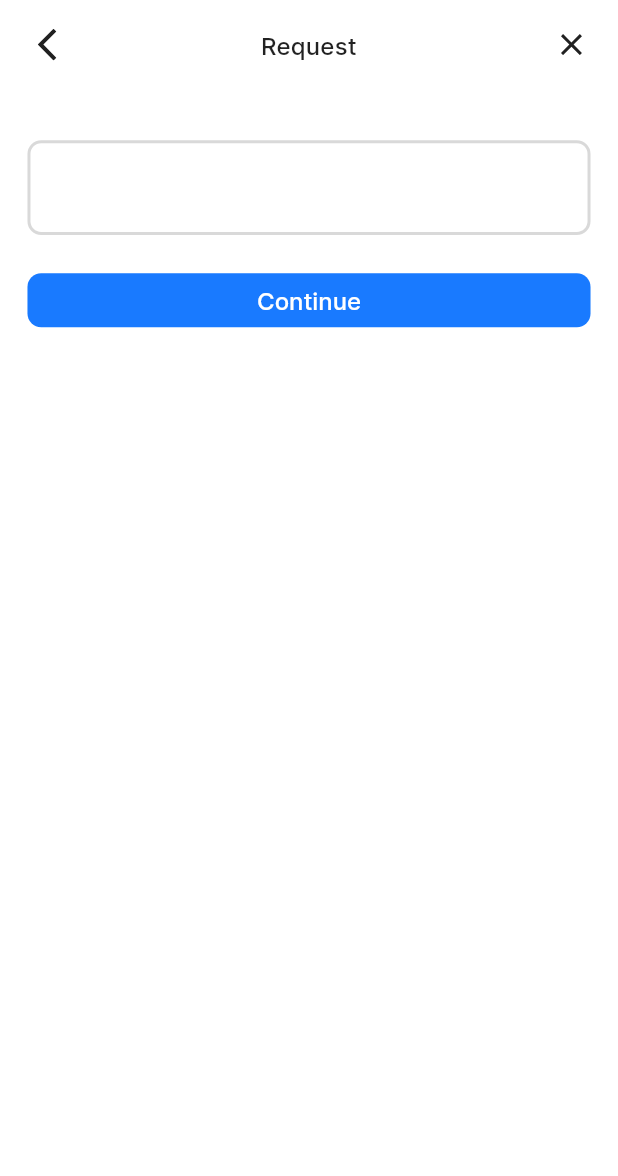
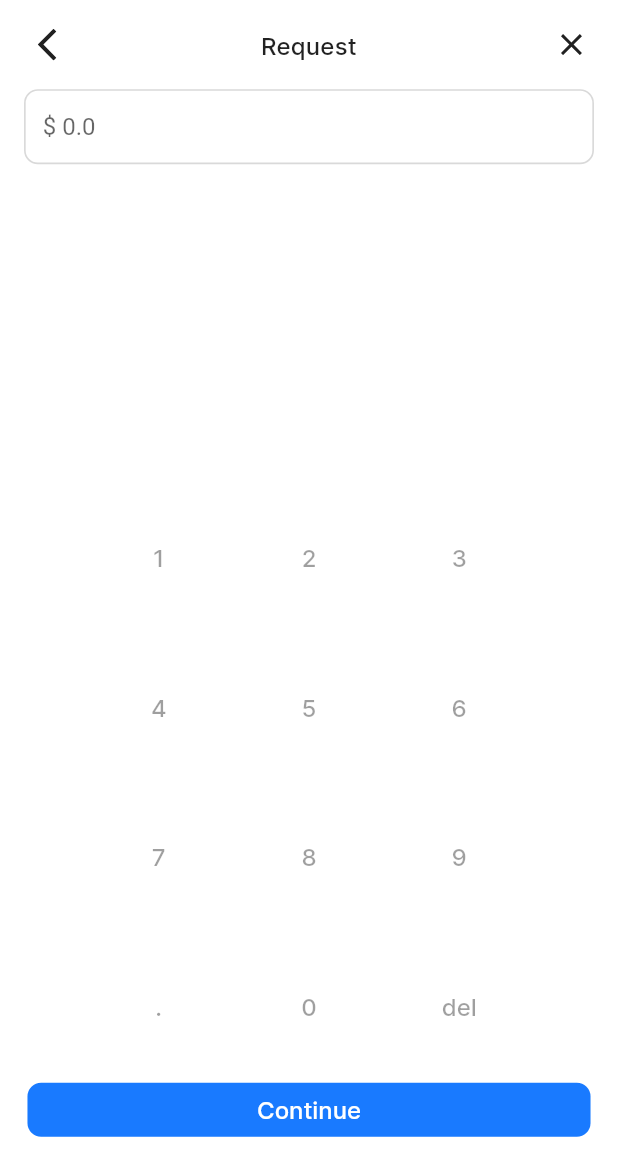
Before and after one commit to RorschachRev/fl_pera_axelar, a Flutter app: the SelectingUSDScreen screen opened by its route, on a phone screen of 412 x 824 dp. Shown: the top 1176 px of the screen. Run offline on Flutter 3.47's test engine with Material 2 defaults, Android fonts, the phone set to English and light mode, and no system bars; our stand-ins replace cached_network_image, connectivity_plus, flutter_svg, flutter_switch, get, pull_to_refresh and 2 more; missing offline and left inert: connectivity_plus_web, shared_preferences_web; accounts and stored records are empty.

Commit message:
add keyboard for request screen, fix navigation logic

```diff
--- a/lib/presentation/request_screen/selecting_usd_screen.dart
+++ b/lib/presentation/request_screen/selecting_usd_screen.dart
@@ -6,6 +6,7 @@ import 'package:flutter/material.dart';
 class SelectingUSDScreen extends StatelessWidget {
   final controller = Get.put(SelectingAnAmountCurrencyOneController());
   final formKey = GlobalKey<FormState>();
+  final textEditController = TextEditingController();
   @override
   Widget build(BuildContext context) {
     return SafeArea(
@@ -71,11 +72,15 @@ class SelectingUSDScreen extends StatelessWidget {
                                 key: formKey,
                                 child: Column(
                                   children: [
-                                    CustomTextFormField(
-                                      width: 328,
-                                      focusNode: FocusNode(),
-                                      margin: getMargin(left: 15, top: 32, right: 15),
-                                      textInputAction: TextInputAction.done,
+                                      Container(
+                                        margin: getMargin(right: 14, left: 14),
+                                        padding: getPadding(left: 10),
+                                        width: double.infinity,
+                                        height: 50,
+                                        child: Align(
+                                          alignment: Alignment.centerLeft,
+                                          child: TextFormField(
+                                            controller: textEditController,
                                             validator: (value) {
                                               if (value == null || value.isEmpty) {
                                                 return 'Please enter value';
@@ -83,17 +88,60 @@ class SelectingUSDScreen extends StatelessWidget {
                                               if (double.tryParse(value) == null) {
                                                 return 'Enter only numbers';
                                               }
-                                        controller.formValue.value = double.parse(value);
+                                              controller.formValue.value = double.parse(value).toString();
                                               return null;
                                             },
+                                            readOnly: true,
+                                            autofocus: true,
+                                            decoration: InputDecoration(
+                                              border: InputBorder.none,
+                                              hintText: "\$ 0.0"
+                                            ),
+                                          ),
+                                        ),
+                                        // child: TextField(
+                                        //   decoration: InputDecoration(
+                                        //     border: InputBorder.none,
+                                        //     hintText: '\$0',
+                                        //   ),
+                                        //   keyboardType: TextInputType.none,
+                                        // ),
+                                        decoration: BoxDecoration(
+                                          borderRadius: BorderRadius.circular(
+                                            getHorizontalSize(
+                                              8.00,
+                                            ),
+                                          ),
+                                          border: Border.all(
+                                            color: ColorConstant.bluegray100,
+                                            width: 1.1,
+                                          ),
+                                        ),
+                                      ),
+                                    Container(
+                                      margin: getMargin(top: 100, bottom: 100),
+                                    ),
+                                    Align(
+                                      alignment: Alignment.bottomCenter,
+                                      child: SizedBox(
+                                            width: 300,
+                                            height: 400,
+                                            child: GridView.count(
+                                              crossAxisSpacing: 0.5,
+                                              crossAxisCount: 3,
+                                              children: List.generate(12, (index) {
+                                                return numberButton((index + 1).toString());
+                                              }),
+                                            ),
+                                      ),
                                     ),
                                     CustomButton(
                                         width: 328,
                                         text: "lbl_continue".tr,
-                                        margin: getMargin(left: 15, top: 24, right: 15),
+                                        margin: getMargin(left: 15, right: 15),
                                         onTap: () {
                                           if (formKey.currentState!.validate()) {
-                                            Get.back(result: controller.formValue.value);
+                                            Get.toNamed(AppRoutes.sendLinkUSDScreen + '?amount=${controller.formValue.value}');
                                           }
                                         },
                                     ),
@@ -108,13 +156,35 @@ class SelectingUSDScreen extends StatelessWidget {
         )
     );
   }
-
+  CustomButton numberButton(String number) {
+    switch (number) {
+      case "10": number = "."; break;
+      case "11": number = "0"; break;
+      case "12": number = "del"; break;
+      default: number = number; break;
+    }
+    return CustomButton(
+      shape: ButtonShape.Square,
+      variant: ButtonVariant.FillWhiteA700,
+      text: number,
+      fontStyle: ButtonFontStyle.InterMedium16Black90060,
+      onTap: () {
+        if (number == "del") {
+          controller.formValue.value = controller.formValue.value.substring(0, controller.formValue.value.length - 1);
+        }
+        else {
+          controller.formValue.value += number.toString();
+        }
+        textEditController.text = controller.formValue.value;
+      },
+    );
+  }
   onTapImgArrowleft() {
     Get.back();
   }
 }
 class SelectingAnAmountCurrencyOneController extends GetxController {
-  RxDouble formValue = (0.0).obs;
+  RxString formValue = "".obs;
   @override
   void onReady() {
     super.onReady();
--- a/lib/presentation/sending_screen/selecting_currency_screen.dart
+++ b/lib/presentation/sending_screen/selecting_currency_screen.dart
@@ -1,5 +1,4 @@
 import 'package:application1/core/app_export.dart';
-import 'package:application1/widgets/custom_icon_button.dart';
 import 'package:application1/widgets/custom_button.dart';
 import 'package:flutter/material.dart';
 
```
Also changed, not shown: lib/presentation/request_screen/request_preferences.dart (+24 -9 lines), 1 other file. Lines whose indentation alone changed are shown as unchanged.
